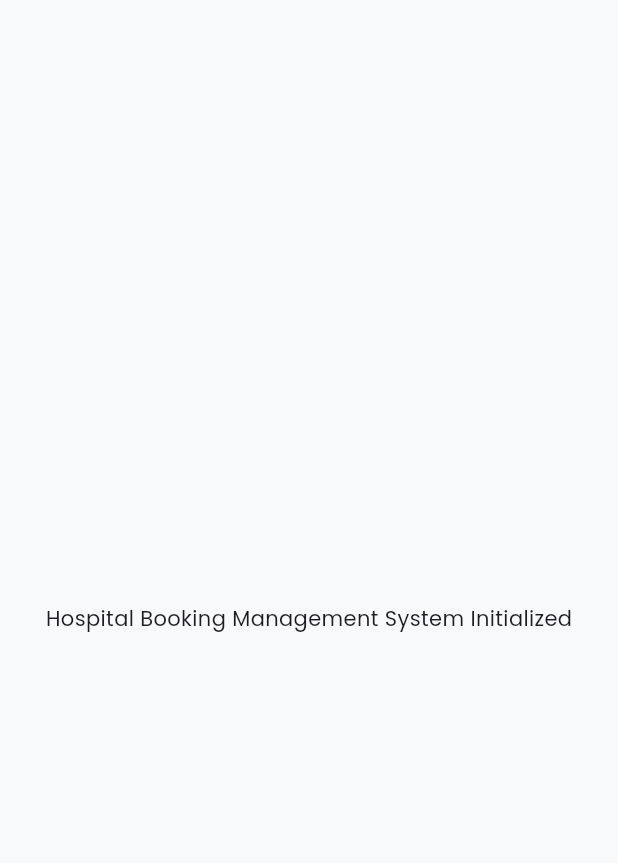
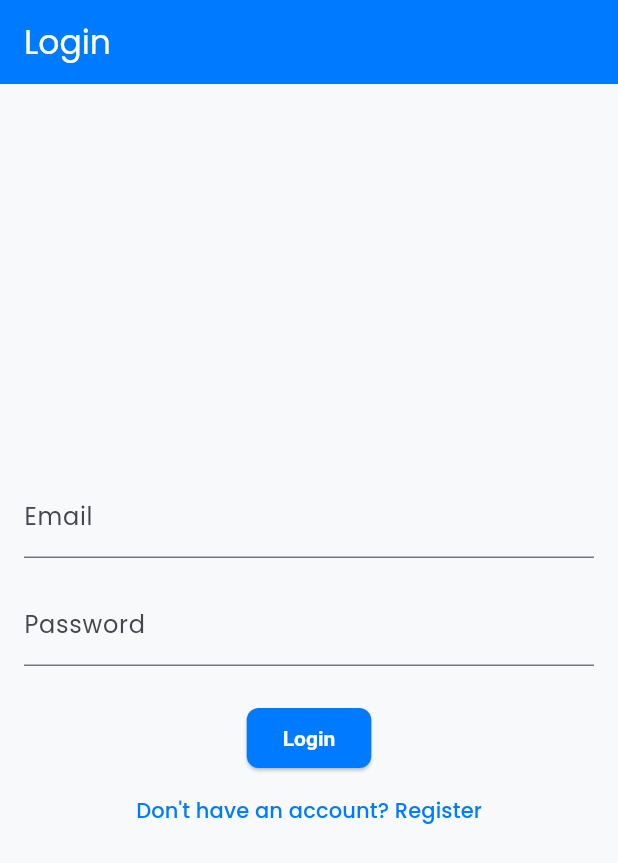
Before and after one commit to SHuzaifaAli/DemoDocApp, a Flutter app: the screen it shows after launch, on a phone screen of 412 x 824 dp. Shown: the top 863 px of the screen. Run offline on Flutter 3.47's test engine with Material 3 defaults, Android fonts, the phone set to English and light mode, and no system bars; our stand-ins replace get, get_storage, google_fonts, supabase_flutter; accounts and stored records are empty.

Commit message:
Phase 5: Authentication - Implemented full Auth flow with Clean Architecture, GetX, and Supabase

```diff
--- /dev/null
+++ b/lib/features/auth/data/repositories/auth_repository_impl.dart
@@ -0,0 +1,34 @@
+import '../../domain/entities/user_entity.dart';
+import '../../domain/repositories/auth_repository.dart';
+import '../datasources/auth_remote_datasource.dart';
+
+class AuthRepositoryImpl implements AuthRepository {
+  final AuthRemoteDataSource remoteDataSource;
+
+  AuthRepositoryImpl(this.remoteDataSource);
+
+  @override
+  Future<UserEntity> signInWithEmail(String email, String password) {
+    return remoteDataSource.signIn(email, password);
+  }
+
+  @override
+  Future<UserEntity> signUpWithEmail(String email, String password, {String? fullName, String? role}) {
+    return remoteDataSource.signUp(email, password, fullName: fullName, role: role);
+  }
+
+  @override
+  Future<void> signOut() {
+    return remoteDataSource.signOut();
+  }
+
+  @override
+  Future<UserEntity?> getCurrentUser() {
+    return remoteDataSource.getCurrentUser();
+  }
+
+  @override
+  Future<String?> getUserRole(String userId) {
+    return remoteDataSource.getUserRole(userId);
+  }
+}
--- /dev/null
+++ b/lib/features/auth/domain/entities/user_entity.dart
@@ -0,0 +1,17 @@
+class UserEntity {
+  final String id;
+  final String email;
+  final String? fullName;
+  final String? phoneNumber;
+  final String? avatarUrl;
+  final String? role;
+
+  UserEntity({
+    required this.id,
+    required this.email,
+    this.fullName,
+    this.phoneNumber,
+    this.avatarUrl,
+    this.role,
+  });
+}
--- /dev/null
+++ b/lib/features/auth/domain/repositories/auth_repository.dart
@@ -0,0 +1,9 @@
+import '../entities/user_entity.dart';
+
+abstract class AuthRepository {
+  Future<UserEntity> signInWithEmail(String email, String password);
+  Future<UserEntity> signUpWithEmail(String email, String password, {String? fullName, String? role});
+  Future<void> signOut();
+  Future<UserEntity?> getCurrentUser();
+  Future<String?> getUserRole(String userId);
+}
--- /dev/null
+++ b/lib/features/auth/domain/usecases/sign_in_usecase.dart
@@ -0,0 +1,12 @@
+import '../entities/user_entity.dart';
+import '../repositories/auth_repository.dart';
+
+class SignInUseCase {
+  final AuthRepository repository;
+
+  SignInUseCase(this.repository);
+
+  Future<UserEntity> execute(String email, String password) {
+    return repository.signInWithEmail(email, password);
+  }
+}
--- /dev/null
+++ b/lib/features/auth/presentation/controllers/auth_controller.dart
@@ -0,0 +1,46 @@
+import 'package:get/get.dart';
+import '../../domain/entities/user_entity.dart';
+import '../../domain/usecases/sign_in_usecase.dart';
+import '../../../core/constants/app_constants.dart';
+
+class AuthController extends GetxController {
+  final SignInUseCase signInUseCase;
+
+  AuthController({required this.signInUseCase});
+
+  final _isLoading = false.obs;
+  bool get isLoading => _isLoading.value;
+
+  final _user = Rxn<UserEntity>();
+  UserEntity? get user => _user.value;
+
+  Future<void> login(String email, String password) async {
+    try {
+      _isLoading.value = true;
+      final userEntity = await signInUseCase.execute(email, password);
+      _user.value = userEntity;
+      _navigateBasedOnRole(userEntity.role);
+    } catch (e) {
+      Get.snackbar('Error', e.toString());
+    } finally {
+      _isLoading.value = false;
+    }
+  }
+
+  void _navigateBasedOnRole(String? role) {
+    switch (role) {
+      case AppConstants.rolePatient:
+        Get.offAllNamed('/patient-dashboard');
+        break;
+      case AppConstants.roleDoctor:
+        Get.offAllNamed('/doctor-dashboard');
+        break;
+      case AppConstants.roleHospitalAdmin:
+      case AppConstants.roleSuperAdmin:
+        Get.offAllNamed('/admin-dashboard');
+        break;
+      default:
+        Get.offAllNamed('/');
+    }
+  }
+}
--- /dev/null
+++ b/lib/features/auth/presentation/screens/login_screen.dart
@@ -0,0 +1,49 @@
+import 'package:flutter/material.dart';
+import 'package:get/get.dart';
+import '../controllers/auth_controller.dart';
+
+class LoginScreen extends GetView<AuthController> {
+  LoginScreen({super.key});
+
+  final emailController = TextEditingController();
+  final passwordController = TextEditingController();
+
+  @override
+  Widget build(BuildContext context) {
+    return Scaffold(
+      appBar: AppBar(title: const Text('Login')),
+      body: Padding(
+        padding: const EdgeInsets.all(16.0),
+        child: Column(
+          mainAxisAlignment: MainAxisAlignment.center,
+          children: [
+            TextField(
+              controller: emailController,
+              decoration: const InputDecoration(labelText: 'Email'),
+            ),
+            const SizedBox(height: 16),
+            TextField(
+              controller: passwordController,
+              decoration: const InputDecoration(labelText: 'Password'),
+              obscureText: true,
+            ),
+            const SizedBox(height: 24),
+            Obx(() => controller.isLoading
+                ? const CircularProgressIndicator()
+                : ElevatedButton(
+                    onPressed: () => controller.login(
+                      emailController.text.trim(),
+                      passwordController.text,
+                    ),
+                    child: const Text('Login'),
+                  )),
+            TextButton(
+              onPressed: () => Get.toNamed('/register'),
+              child: const Text('Don\'t have an account? Register'),
+            ),
+          ],
+        ),
+      ),
+    );
+  }
+}
--- a/lib/main.dart
+++ b/lib/main.dart
@@ -4,6 +4,8 @@ import 'package:get_storage/get_storage.dart';
 import 'package:supabase_flutter/supabase_flutter.dart';
 import 'core/constants/app_constants.dart';
 import 'core/theme/app_theme.dart';
+import 'features/auth/presentation/screens/login_screen.dart';
+import 'features/auth/presentation/bindings/auth_binding.dart';
 
 void main() async {
   WidgetsFlutterBinding.ensureInitialized();
@@ -27,16 +29,17 @@ class MyApp extends StatelessWidget {
       title: AppConstants.appName,
       debugShowCheckedModeBanner: false,
       theme: AppTheme.lightTheme,
-      initialRoute: '/',
+      initialRoute: '/login',
       getPages: [
         GetPage(
-          name: '/',
-          page: () => const Scaffold(
-            body: Center(
-              child: Text('Hospital Booking Management System Initialized'),
-            ),
-          ),
+          name: '/login',
+          page: () => LoginScreen(),
+          binding: AuthBinding(),
         ),
+        // Placeholders for other routes
+        GetPage(name: '/patient-dashboard', page: () => const Scaffold(body: Center(child: Text('Patient Dashboard')))),
+        GetPage(name: '/doctor-dashboard', page: () => const Scaffold(body: Center(child: Text('Doctor Dashboard')))),
+        GetPage(name: '/admin-dashboard', page: () => const Scaffold(body: Center(child: Text('Admin Dashboard')))),
       ],
     );
   }
```
Also changed, not shown: lib/features/auth/data/datasources/auth_remote_datasource.dart (added, +114 -0 lines), lib/features/auth/data/models/user_model.dart (added, +33 -0 lines), lib/features/auth/presentation/bindings/auth_binding.dart (added, +29 -0 lines).
